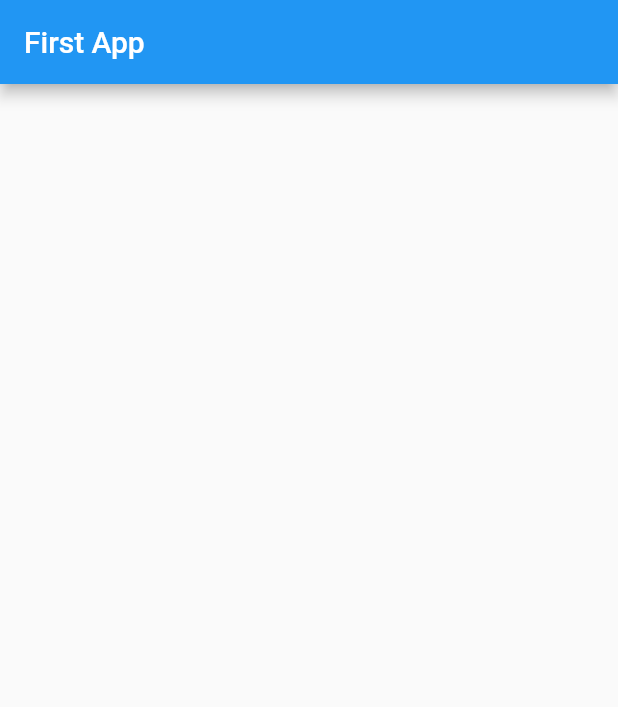
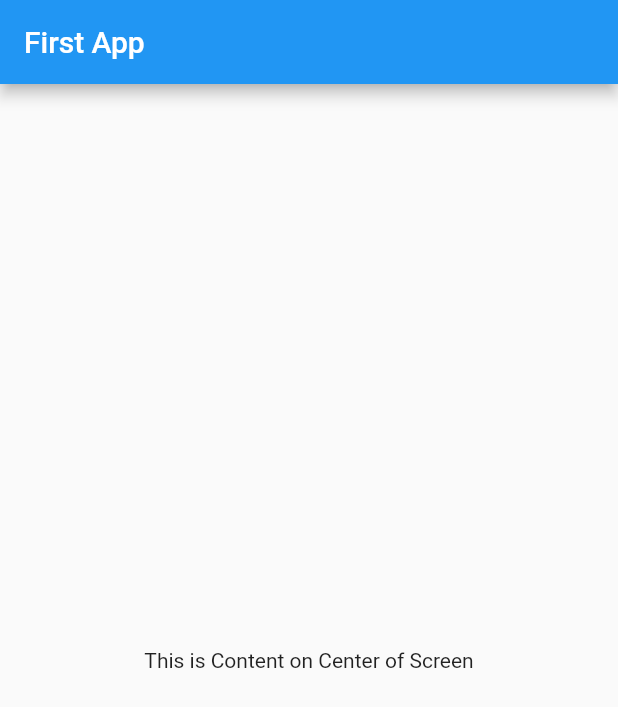
Before and after one commit to ilhamgusti/learning_flutter_beginner, a Flutter app: the screen it shows after launch, on a phone screen of 412 x 824 dp. Shown: the top 707 px of the screen. Run offline on Flutter 3.47's test engine with Material 2 defaults, Android fonts, the light colour scheme and no system bars.

Commit message:
center content body

```diff
--- a/lib/main.dart
+++ b/lib/main.dart
@@ -9,13 +9,13 @@ class MyApp extends StatelessWidget {
   Widget build(BuildContext context) {
     return const MaterialApp(
       title: "Flutter Demo",
-      home: HomeWidget(),
+      home: HomePage(),
     );
   }
 }
 
-class HomeWidget extends StatelessWidget {
-  const HomeWidget({super.key});
+class HomePage extends StatelessWidget {
+  const HomePage({super.key});
 
   @override
   Widget build(BuildContext context) {
@@ -23,6 +23,7 @@ class HomeWidget extends StatelessWidget {
       appBar: AppBar(
         title: const Text("First App"),
       ),
+      body: Center(child: const Text("This is Content on Center of Screen")),
     );
   }
 }
```
